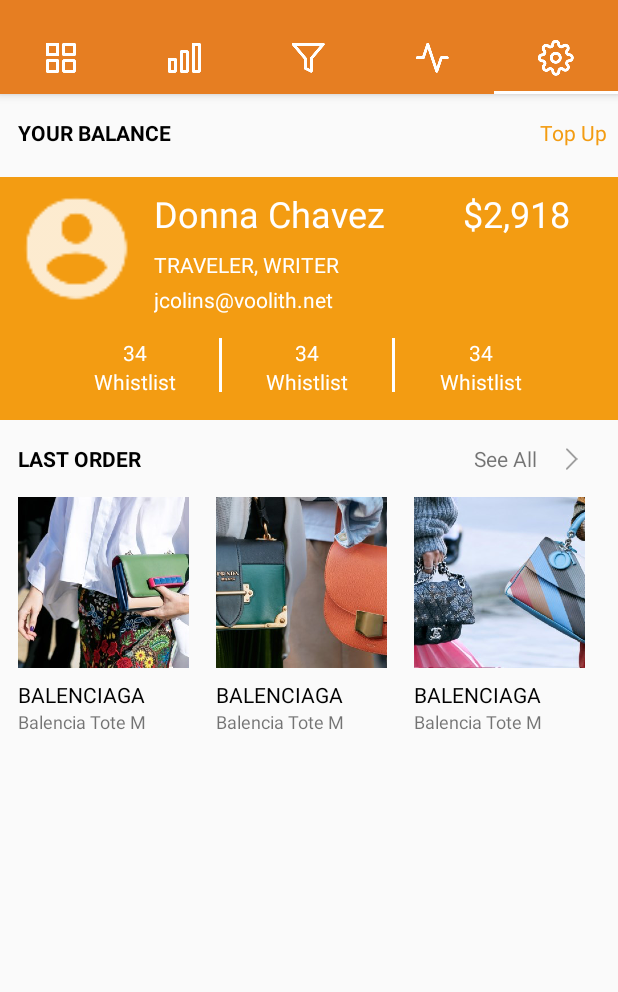
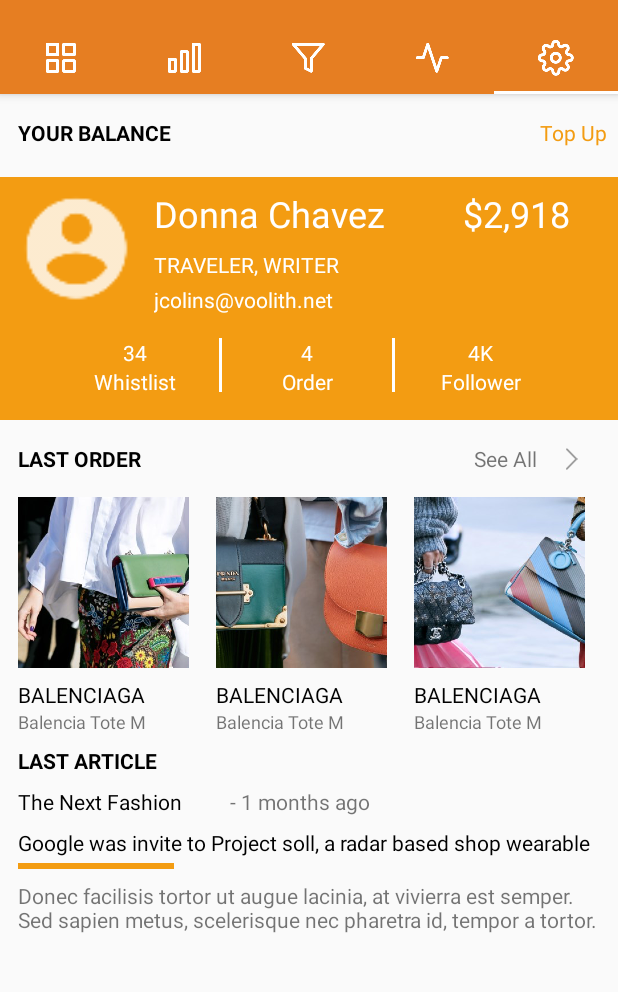
Before and after one commit to pampams/testing, an Android app: the screen it shows after launch (MainActivity), tab 5 chosen, on a phone screen of 412 x 824 dp, the part 62-1054 px from its top. Run offline under Robolectric (Android 15) with nearby library versions, the phone set to English and light mode, and no system bars.

Commit message:
finishing second fragment

```diff
--- a/app/src/main/res/layout/fragment_five.xml
+++ b/app/src/main/res/layout/fragment_five.xml
@@ -155,12 +155,12 @@
                                 android:layout_width="wrap_content"
                                 android:layout_height="wrap_content"
                                 android:textColor="@color/colorAccent"
-                                android:text="34"/>
+                                android:text="4"/>
                             <TextView
                                 android:layout_width="wrap_content"
                                 android:layout_height="wrap_content"
                                 android:textColor="@color/colorAccent"
-                                android:text="Whistlist"/>
+                                android:text="Order"/>
                         </LinearLayout>
                         <LinearLayout
                             android:layout_width="0dp"
@@ -185,12 +185,12 @@
                                 android:layout_width="wrap_content"
                                 android:layout_height="wrap_content"
                                 android:textColor="@color/colorAccent"
-                                android:text="34"/>
+                                android:text="4K"/>
                             <TextView
                                 android:layout_width="wrap_content"
                                 android:layout_height="wrap_content"
                                 android:textColor="@color/colorAccent"
-                                android:text="Whistlist"/>
+                                android:text="Follower"/>
                         </LinearLayout>
                     </LinearLayout>
                     <LinearLayout
@@ -369,6 +369,83 @@
 
             </LinearLayout>
 
+            <LinearLayout
+                android:layout_width="match_parent"
+                android:layout_height="match_parent"
+                android:paddingTop="8dp">
+
+                <TextView
+                    android:layout_width="260dp"
+                    android:layout_height="wrap_content"
+                    android:layout_marginStart="12dp"
+                    android:layout_weight="1"
+                    android:gravity="left|center_vertical"
+                    android:lines="1"
+                    android:text="LAST ARTICLE"
+                    android:textColor="@android:color/black"
+                    android:textStyle="bold" />
+
+            </LinearLayout>
+
+            <LinearLayout
+                android:layout_width="match_parent"
+                android:layout_height="match_parent"
+                android:paddingTop="8dp">
+
+                <TextView
+                    android:layout_width="0dp"
+                    android:layout_height="wrap_content"
+                    android:layout_marginStart="12dp"
+                    android:layout_weight="2"
+                    android:lines="1"
+                    android:text="The Next Fashion"
+                    android:textColor="@android:color/black" />
+
+                <TextView
+                    android:layout_width="0dp"
+                    android:layout_height="wrap_content"
+                    android:layout_marginStart="12dp"
+                    android:layout_weight="4"
+                    android:lines="1"
+                    android:text="- 1 months ago"/>
+
+            </LinearLayout>
+
+            <LinearLayout
+                android:layout_width="match_parent"
+                android:layout_height="match_parent"
+                android:paddingTop="8dp">
+
+                <TextView
+                    android:layout_width="wrap_content"
+                    android:layout_height="wrap_content"
+                    android:layout_marginStart="12dp"
+                    android:text="Google was invite to Project soll, a radar based shop wearable"
+                    android:textColor="@android:color/black" />
+
+            </LinearLayout>
+
+            <LinearLayout
+                android:layout_marginStart="12dp"
+                android:layout_width="104dp"
+                android:layout_height="4dp"
+                android:layout_marginTop="4dp"
+                android:background="@color/colorPrimaryDark">
+            </LinearLayout>
+
+            <LinearLayout
+                android:paddingStart="12dp"
+                android:paddingEnd="12dp"
+                android:paddingTop="8dp"
+                android:layout_width="match_parent"
+                android:layout_height="wrap_content">
+                <TextView
+                    android:layout_width="wrap_content"
+                    android:layout_height="wrap_content"
+                    android:text="Donec facilisis tortor ut augue lacinia, at vivierra est semper. Sed sapien metus, scelerisque nec pharetra id, tempor a tortor."/>
+            </LinearLayout>
+
+
         </LinearLayout>
 
 
--- a/app/src/main/res/layout/fragment_two.xml
+++ b/app/src/main/res/layout/fragment_two.xml
@@ -143,7 +143,7 @@
                     android:layout_gravity="left|start"
                     android:layout_marginTop="8sp"
                     android:layout_weight="1"
-                    android:text="BALENCIAGA"
+                    android:text="PRADA"
                     android:textColor="@android:color/black"
                     android:textSize="14sp" />
 
@@ -152,7 +152,7 @@
                     android:layout_height="wrap_content"
                     android:layout_gravity="left"
                     android:layout_weight="1"
-                    android:text="Balencia Tote M"
+                    android:text="Prada Saffiano"
                     android:textSize="12sp" />
 
                 <TextView
@@ -161,7 +161,7 @@
                     android:layout_gravity="left|start"
                     android:layout_marginTop="8sp"
                     android:layout_weight="1"
-                    android:text="From $1,092.29"
+                    android:text="From $482.29"
                     android:textColor="@android:color/black"
                     android:textSize="14sp"
                     android:textStyle="italic" />
@@ -171,7 +171,7 @@
                     android:layout_height="wrap_content"
                     android:layout_weight="1"
                     android:background="@drawable/strikethrough"
-                    android:text="$1,492.29"
+                    android:text="$1,194.00"
                     android:textSize="12sp" />
 
             </LinearLayout>
@@ -197,7 +197,7 @@
                     android:layout_gravity="left|start"
                     android:layout_marginTop="8sp"
                     android:layout_weight="1"
-                    android:text="BALENCIAGA"
+                    android:text="PRADA"
                     android:textColor="@android:color/black"
                     android:textSize="14sp" />
 
@@ -206,7 +206,7 @@
                     android:layout_height="wrap_content"
                     android:layout_gravity="left"
                     android:layout_weight="1"
-                    android:text="Balencia Tote M"
+                    android:text="Prada Spazzila"
                     android:textSize="12sp" />
 
                 <TextView
@@ -215,7 +215,7 @@
                     android:layout_gravity="left|start"
                     android:layout_marginTop="8sp"
                     android:layout_weight="1"
-                    android:text="From $1,092.29"
+                    android:text="From $382.28"
                     android:textColor="@android:color/black"
                     android:textSize="14sp"
                     android:textStyle="italic" />
@@ -225,7 +225,7 @@
                     android:layout_height="wrap_content"
                     android:layout_weight="1"
                     android:background="@drawable/strikethrough"
-                    android:text="$1,492.29"
+                    android:text="$1,344.29"
                     android:textSize="12sp" />
 
             </LinearLayout>
@@ -297,7 +297,7 @@
                         android:layout_height="wrap_content"
                         android:layout_gravity="left"
                         android:scaleType="center"
-                        android:src="@drawable/card_1" />
+                        android:src="@drawable/card_5" />
 
                     <TextView
                         android:layout_width="wrap_content"
@@ -351,7 +351,7 @@
                         android:layout_height="wrap_content"
                         android:layout_gravity="left"
                         android:scaleType="center"
-                        android:src="@drawable/card_2" />
+                        android:src="@drawable/card_1" />
 
                     <TextView
                         android:layout_width="wrap_content"
@@ -405,7 +405,7 @@
                         android:layout_height="wrap_content"
                         android:layout_gravity="left"
                         android:scaleType="center"
-                        android:src="@drawable/card_4" />
+                        android:src="@drawable/card_2" />
 
                     <TextView
                         android:layout_width="wrap_content"
```
